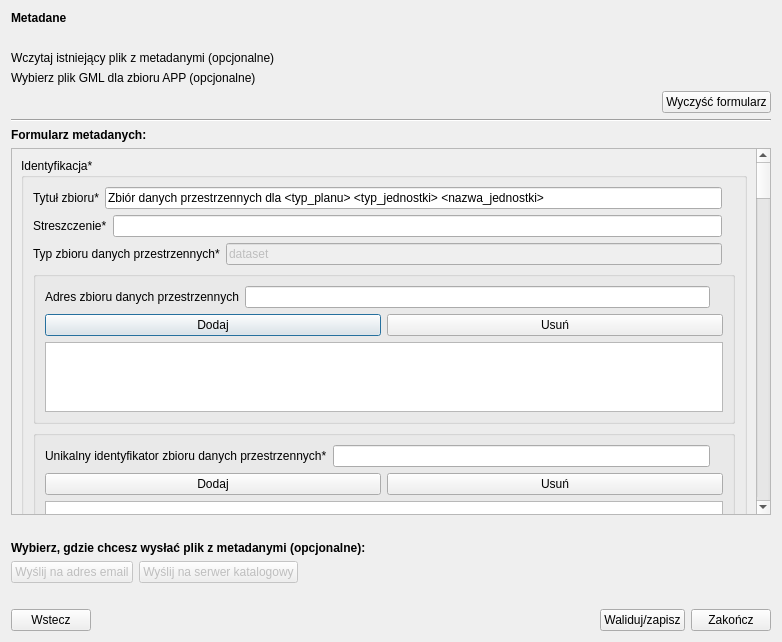
Before: the Qt Designer form modules/metadata/views/ui/metadane_dialog_base.ui in envirosolutionspl/wtyczka_qgis_app, drawn with Qt 5.
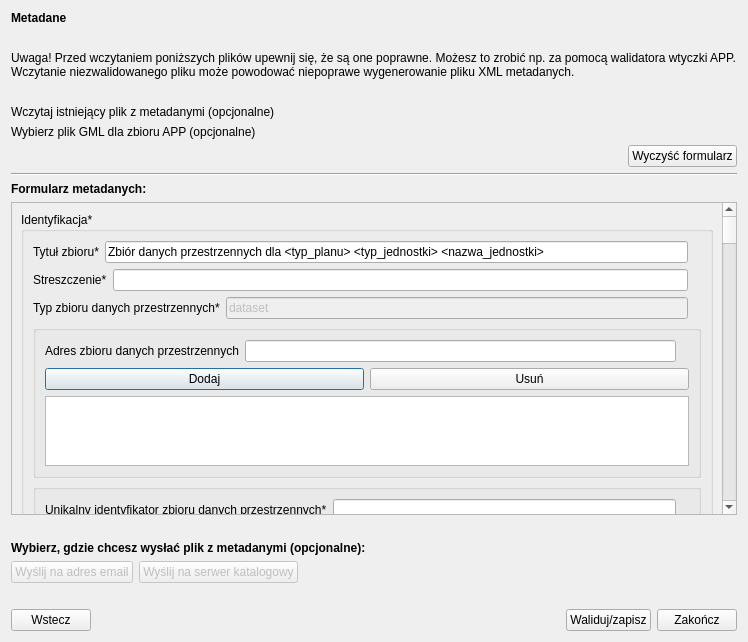
After: the same form once the commit is applied. Icons and pictures are not drawn. Custom widgets are drawn as their Qt base class.

Commit message: metadane: Dodanie informacji o potrzebie walidacji przed wczytaniem pliku do formularza metadanych #86

```diff
--- a/modules/metadata/views/ui/metadane_dialog_base.ui
+++ b/modules/metadata/views/ui/metadane_dialog_base.ui
@@ -6,7 +6,7 @@
    <rect>
     <x>0</x>
     <y>0</y>
-    <width>782</width>
+    <width>748</width>
     <height>642</height>
    </rect>
   </property>
@@ -41,6 +41,26 @@
        </property>
       </widget>
      </item>
+     <item>
+      <widget class="QLabel" name="label">
+       <property name="text">
+        <string>Uwaga! Przed wczytaniem poniższych plików upewnij się, że są one poprawne. Możesz to zrobić np. za pomocą walidatora wtyczki APP. Wczytanie niezwalidowanego pliku może powodować niepoprawe wygenerowanie pliku XML metadanych.</string>
+       </property>
+       <property name="textFormat">
+        <enum>Qt::RichText</enum>
+       </property>
+       <property name="wordWrap">
+        <bool>true</bool>
+       </property>
+      </widget>
+     </item>
+     <item>
+      <widget class="QLabel" name="label_2">
+       <property name="text">
+        <string/>
+       </property>
+      </widget>
+     </item>
      <item>
       <layout class="QGridLayout" name="gridLayout_5">
        <item row="0" column="1">
@@ -128,8 +148,8 @@
          <rect>
           <x>0</x>
           <y>0</y>
-          <width>760</width>
-          <height>350</height>
+          <width>709</width>
+          <height>300</height>
          </rect>
         </property>
         <layout class="QGridLayout" name="gridLayout_2">
```
The commit also changes 3 other files.
